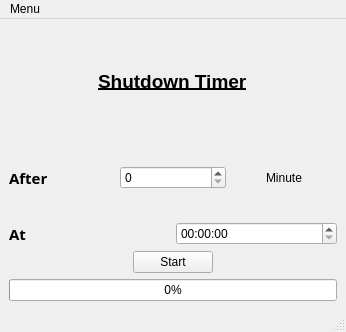
Qt form shutdown_timer_gui.ui (mursalatul/shutdown-timer-for-windows) before a commit.
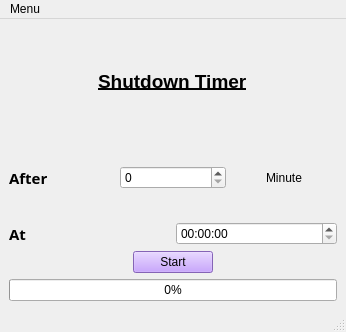
The same form after that commit.

Commit message: start <-> stop button convertion with progressbar flexiblity

```diff
--- a/shutdown_timer_gui.ui
+++ b/shutdown_timer_gui.ui
@@ -100,6 +100,9 @@
       <property name="enabled">
        <bool>true</bool>
       </property>
+      <property name="styleSheet">
+       <string notr="true">background-color: rgb(186, 140, 255);</string>
+      </property>
       <property name="text">
        <string>Start</string>
       </property>
```
The commit also changes 1 other file.
